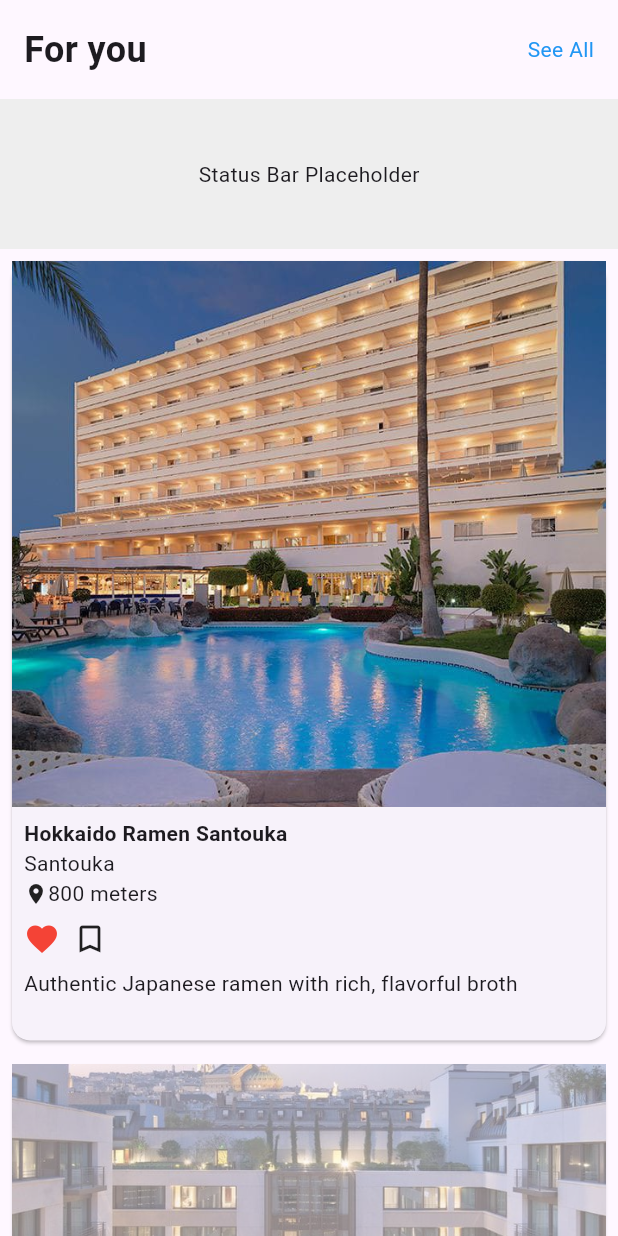
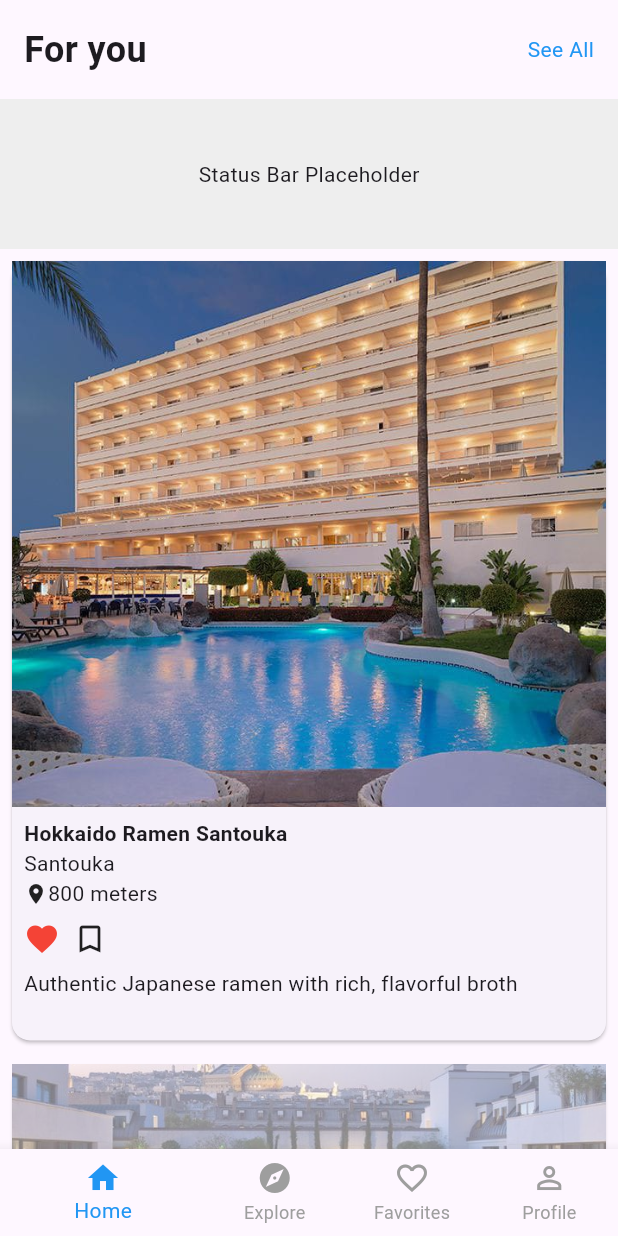
Before and after one commit to Titanantony/flutter_test_playground, a Flutter app: the screen it shows after launch, on a phone screen of 412 x 824 dp. Run offline on Flutter 3.47's test engine with Material 3 defaults, Android fonts, the phone set to English and light mode, and no system bars; our stand-ins replace video_player.

Commit message:
Chore: Setup explore page

```diff
--- a/lib/main.dart
+++ b/lib/main.dart
@@ -1,88 +1,59 @@
 import 'package:flutter/material.dart';
 import 'package:flutter_test_playground/claude/adjusted.dart';
-
-// Import your HomePage file
+import 'package:flutter_test_playground/claude/bottom_nav.dart';
+import 'package:flutter_test_playground/claude/explore.dart';
 
 void main() {
   runApp(const MyApp());
 }
 
 class MyApp extends StatelessWidget {
-  const MyApp({super.key});
+  const MyApp({Key? key}) : super(key: key);
 
   @override
   Widget build(BuildContext context) {
     return MaterialApp(
+      title: 'My App',
       debugShowCheckedModeBanner: false,
-      title: 'Your App Title', // Replace with your app's name
       theme: ThemeData(
         primarySwatch: Colors.blue,
       ),
-      home: const HomePage(), // Make HomePage the initial route
+      home: const MainPage(),
     );
   }
 }
 
+class MainPage extends StatefulWidget {
+  const MainPage({Key? key}) : super(key: key);
 
-// import 'package:flutter/material.dart';
+  @override
+  State<MainPage> createState() => _MainPageState();
+}
 
-// void main() {
-//   runApp(MyApp());
-// }
+class _MainPageState extends State<MainPage> {
+  int _selectedIndex = 0;
 
-// class MyApp extends StatelessWidget {
-//   @override
-//   Widget build(BuildContext context) {
-//     return MaterialApp(
-//       home: HomePage(),
-//     );
-//   }
-// }
+  static const List<Widget> _pages = <Widget>[
+    HomePage(),
+    ExplorePage(),
+    Placeholder(), // Placeholder for Favorites page
+    Placeholder(), // Placeholder for Profile page
+  ];
 
-// class HomePage extends StatefulWidget {
-//   @override
-//   _HomePageState createState() => _HomePageState();
-// }
+  void _onItemTapped(int index) {
+    setState(() {
+      _selectedIndex = index;
+    });
+  }
 
-// class _HomePageState extends State<HomePage> {
-//   PageController _pageController = PageController();
-//   double _currentPage = 0;
-
-//   @override
-//   void initState() {
-//     super.initState();
-//     _pageController.addListener(() {
-//       setState(() {
-//         _currentPage = _pageController.page ?? 0;
-//       });
-//     });
-//   }
-
-//   @override
-//   Widget build(BuildContext context) {
-//     return Scaffold(
-//       body: PageView.builder(
-//         controller: _pageController,
-//         itemCount: 5, // Number of pages
-//         itemBuilder: (context, index) {
-//           double opacity = (1 - (_currentPage - index).abs()).clamp(0.0, 1.0);
-//           return Center(
-//             child: AnimatedOpacity(
-//               opacity: opacity,
-//               duration: Duration(milliseconds: 300),
-//               child: Container(
-//                 color: Colors.blue,
-//                 child: Center(
-//                   child: Text(
-//                     'Page $index',
-//                     style: TextStyle(fontSize: 32, color: Colors.white),
-//                   ),
-//                 ),
-//               ),
-//             ),
-//           );
-//         },
-//       ),
-//     );
-//   }
-// }
+  @override
+  Widget build(BuildContext context) {
+    return Scaffold(
+      body: _pages[_selectedIndex],
+      bottomNavigationBar: BottomNavigation(
+        selectedIndex: _selectedIndex,
+        onItemTapped: _onItemTapped,
+      ),
+    );
+  }
+}
```
Also changed, not shown: lib/unused/claude_zooming.dart (renamed from lib/claude/claude_zooming.dart), lib/unused/first_zoom.dart (renamed from lib/claude/first_zoom.dart).
